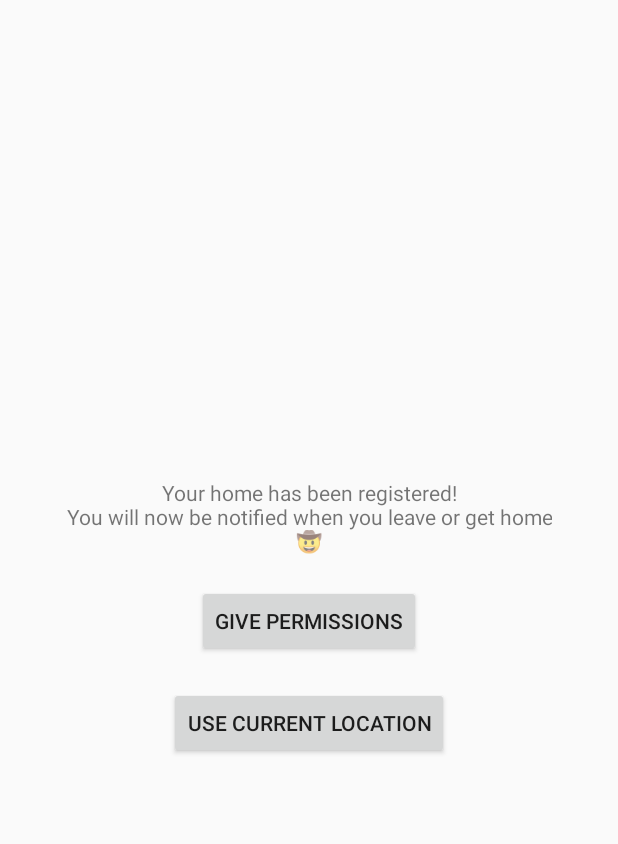
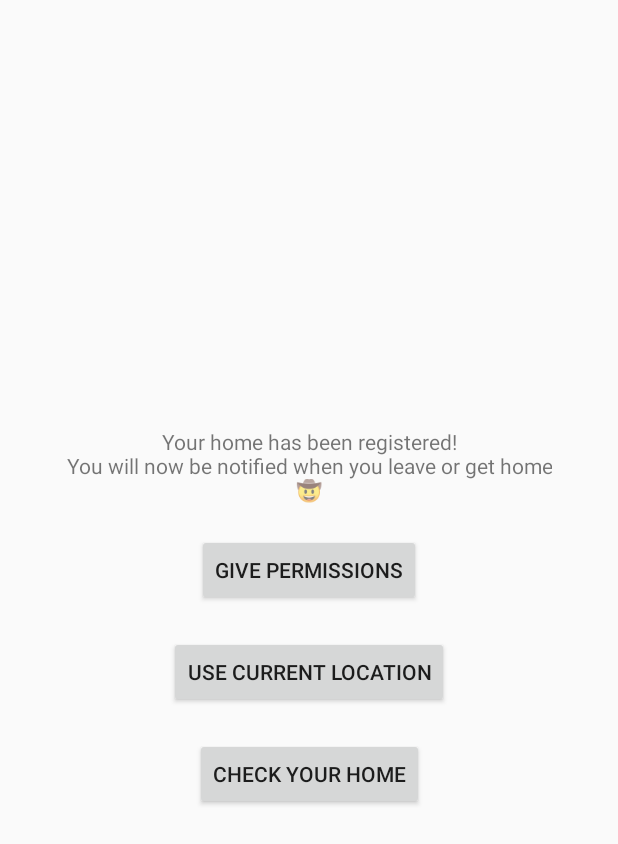
Before and after one commit to gianlucaparadise/memoranda-loco, an Android app: the layout main_fragment.xml on its own in the app's theme, with its tools: preview values and no code run, on a phone screen of 412 x 824 dp. Shown: the top 844 px of the screen. Run offline under Robolectric (Android 15) with nearby library versions, the phone set to English and light mode, and no system bars.

Commit message:
Check Home button handling - added ExternalNavigator helper - Release 0.0.3

```diff
--- a/app/build.gradle
+++ b/app/build.gradle
@@ -22,8 +22,8 @@ android {
         applicationId "com.gianlucaparadise.memorandaloco"
         minSdkVersion 23
         targetSdkVersion 29
-        versionCode 2
-        versionName "0.0.2"
+        versionCode 3
+        versionName "0.0.3"
 
         testInstrumentationRunner "androidx.test.runner.AndroidJUnitRunner"
 
--- a/app/src/main/java/com/gianlucaparadise/memorandaloco/ui/main/MainFragment.kt
+++ b/app/src/main/java/com/gianlucaparadise/memorandaloco/ui/main/MainFragment.kt
@@ -59,6 +59,8 @@ class MainFragment : Fragment() {
 
             btn_requestLocation.isVisible =
                 errorDescriptor.type == MainViewModel.MessageType.MissingHome
+
+            btn_checkHome.isVisible = errorDescriptor.type == MainViewModel.MessageType.Ok
         })
 
         viewModel.addGeofence() // This will also ask for permissions
--- a/app/src/main/res/layout/main_fragment.xml
+++ b/app/src/main/res/layout/main_fragment.xml
@@ -49,11 +49,24 @@
             android:layout_margin="10dp"
             android:onClick="@{() -> viewmodel.requestLocationAndAddGeofence()}"
             android:text="@string/btn_requestLocation_label"
-            app:layout_constraintBottom_toBottomOf="parent"
+            app:layout_constraintBottom_toTopOf="@+id/btn_checkHome"
             app:layout_constraintEnd_toEndOf="parent"
             app:layout_constraintStart_toStartOf="parent"
             app:layout_constraintTop_toBottomOf="@+id/btn_requestPermissions"
             tools:visibility="visible" />
 
+        <Button
+            android:id="@+id/btn_checkHome"
+            android:layout_width="wrap_content"
+            android:layout_height="wrap_content"
+            android:layout_margin="10dp"
+            android:onClick="@{() -> viewmodel.checkHome()}"
+            android:text="@string/btn_checkHome_label"
+            app:layout_constraintBottom_toBottomOf="parent"
+            app:layout_constraintEnd_toEndOf="parent"
+            app:layout_constraintStart_toStartOf="parent"
+            app:layout_constraintTop_toBottomOf="@+id/btn_requestLocation"
+            tools:visibility="visible" />
+
     </androidx.constraintlayout.widget.ConstraintLayout>
 </layout>
--- a/app/src/main/res/values/strings.xml
+++ b/app/src/main/res/values/strings.xml
@@ -23,4 +23,5 @@
     <string name="notification_body_outside_home"><strong>Tap me</strong> to turn on Immuni</string>
     <string name="btn_requestLocation_label">Use Current Location</string>
     <string name="btn_requestPermissions_label">Give Permissions</string>
+    <string name="btn_checkHome_label">Check your home</string>
 </resources>
```
Also changed, not shown: app/src/main/java/com/gianlucaparadise/memorandaloco/externalNavigator/ExternalNavigatorHelper.kt (added, +19 -0 lines), app/src/main/java/com/gianlucaparadise/memorandaloco/ui/main/MainViewModel.kt (+16 -1 lines).
